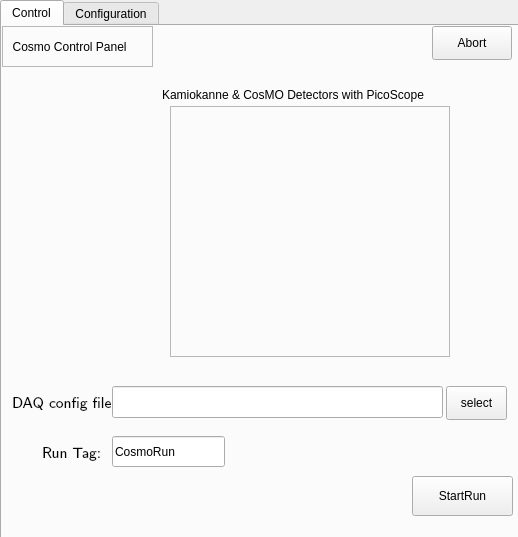
Above: CosmoGui.ui from GuenterQuast/picoCosmo_dev before the change. Below: the same form after it.
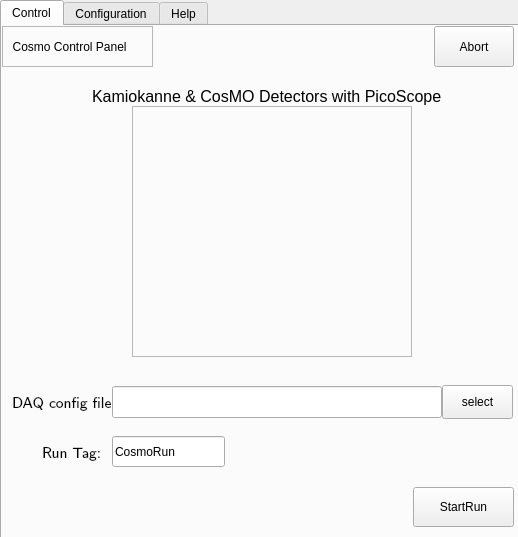
That is the form after the change. The open tabs and pages were chosen to show the change. Icons and pictures are not drawn.

Commit message: clearer Documentation, added Help-tab to CosmoGui.py

```diff
--- a/CosmoGui.ui
+++ b/CosmoGui.ui
@@ -57,7 +57,7 @@
      <widget class="QLabel" name="label_Picture">
       <property name="geometry">
        <rect>
-        <x>168</x>
+        <x>130</x>
         <y>80</y>
         <width>280</width>
         <height>251</height>
@@ -79,12 +79,17 @@
      <widget class="QLabel" name="label_caption">
       <property name="geometry">
        <rect>
-        <x>160</x>
+        <x>90</x>
         <y>60</y>
-        <width>301</width>
-        <height>18</height>
+        <width>371</width>
+        <height>20</height>
        </rect>
       </property>
+      <property name="font">
+       <font>
+        <pointsize>12</pointsize>
+       </font>
+      </property>
       <property name="text">
        <string>Kamiokanne &amp; CosMO Detectors with PicoScope</string>
       </property>
@@ -116,7 +121,7 @@
        <rect>
         <x>110</x>
         <y>360</y>
-        <width>331</width>
+        <width>330</width>
         <height>32</height>
        </rect>
       </property>
@@ -174,8 +179,8 @@
      <widget class="QPushButton" name="pB_StartRun">
       <property name="geometry">
        <rect>
-        <x>410</x>
-        <y>450</y>
+        <x>411</x>
+        <y>461</y>
         <width>101</width>
         <height>40</height>
        </rect>
@@ -187,8 +192,14 @@
        <string>StartRun</string>
       </property>
       <property name="icon">
-       <iconset>
-        <normaloff>images/start.jpg</normaloff>images/start.jpg</iconset>
+       <iconset theme="media-playback-start">
+        <normaloff>.</normaloff>.</iconset>
+      </property>
+      <property name="iconSize">
+       <size>
+        <width>24</width>
+        <height>24</height>
+       </size>
       </property>
      </widget>
      <widget class="QLabel" name="label_MainPanel">
@@ -216,9 +227,9 @@
      <widget class="QPushButton" name="pB_FileSelect">
       <property name="geometry">
        <rect>
-        <x>444</x>
-        <y>360</y>
-        <width>61</width>
+        <x>440</x>
+        <y>359</y>
+        <width>71</width>
         <height>34</height>
        </rect>
       </property>
@@ -232,10 +243,10 @@
      <widget class="QPushButton" name="pB_abort">
       <property name="geometry">
        <rect>
-        <x>430</x>
+        <x>432</x>
         <y>0</y>
         <width>80</width>
-        <height>34</height>
+        <height>41</height>
        </rect>
       </property>
       <property name="toolTip">
@@ -245,8 +256,17 @@
        <string>Abort</string>
       </property>
       <property name="icon">
-       <iconset>
-        <normaloff>images/abort.jpg</normaloff>images/abort.jpg</iconset>
+       <iconset theme="application-exit">
+        <normaloff>.</normaloff>.</iconset>
+      </property>
+      <property name="iconSize">
+       <size>
+        <width>20</width>
+        <height>20</height>
+       </size>
+      </property>
+      <property name="autoDefault">
+       <bool>false</bool>
       </property>
      </widget>
     </widget>
@@ -405,6 +425,33 @@
       </property>
      </widget>
     </widget>
+    <widget class="QWidget" name="Tab_Help">
+     <property name="toolTip">
+      <string>&lt;html&gt;&lt;head/&gt;&lt;body&gt;&lt;p&gt;Info &amp;amp; Help&lt;/p&gt;&lt;/body&gt;&lt;/html&gt;</string>
+     </property>
+     <attribute name="title">
+      <string>Help</string>
+     </attribute>
+     <widget class="QTextEdit" name="TE_Help">
+      <property name="geometry">
+       <rect>
+        <x>0</x>
+        <y>0</y>
+        <width>511</width>
+        <height>501</height>
+       </rect>
+      </property>
+      <property name="undoRedoEnabled">
+       <bool>false</bool>
+      </property>
+      <property name="readOnly">
+       <bool>true</bool>
+      </property>
+      <property name="placeholderText">
+       <string notr="true"/>
+      </property>
+     </widget>
+    </widget>
    </widget>
   </widget>
  </widget>
```
Left out of the diff: 11 changed lines with no effect on the pictures. The commit also changes 3 other files.
